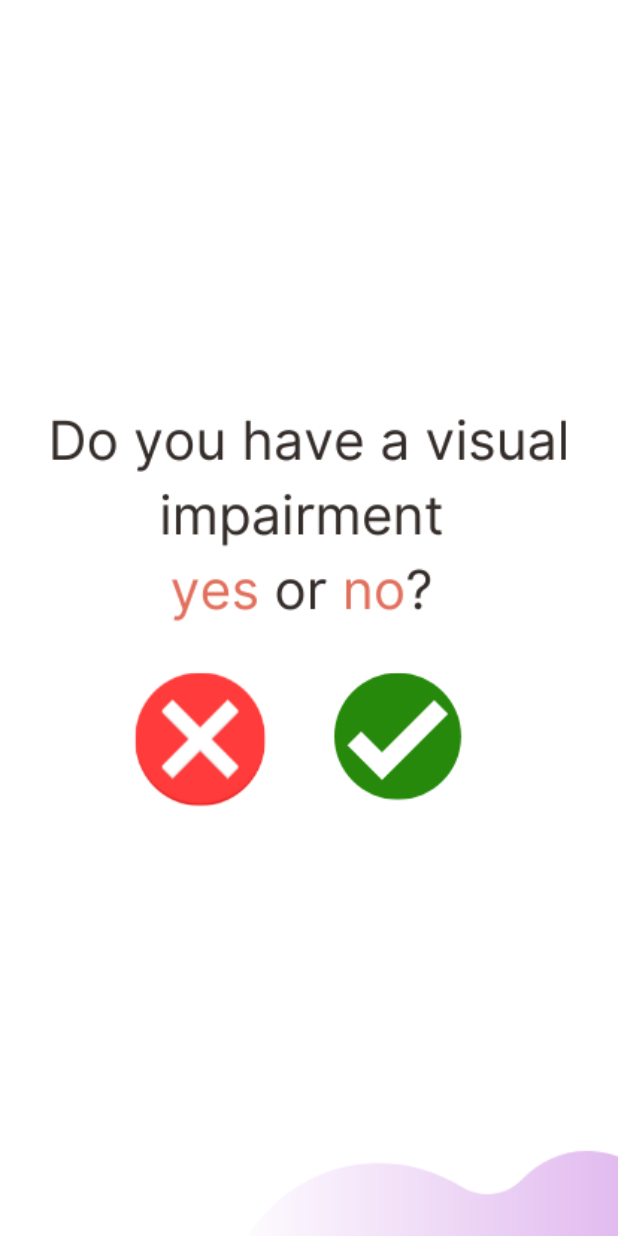
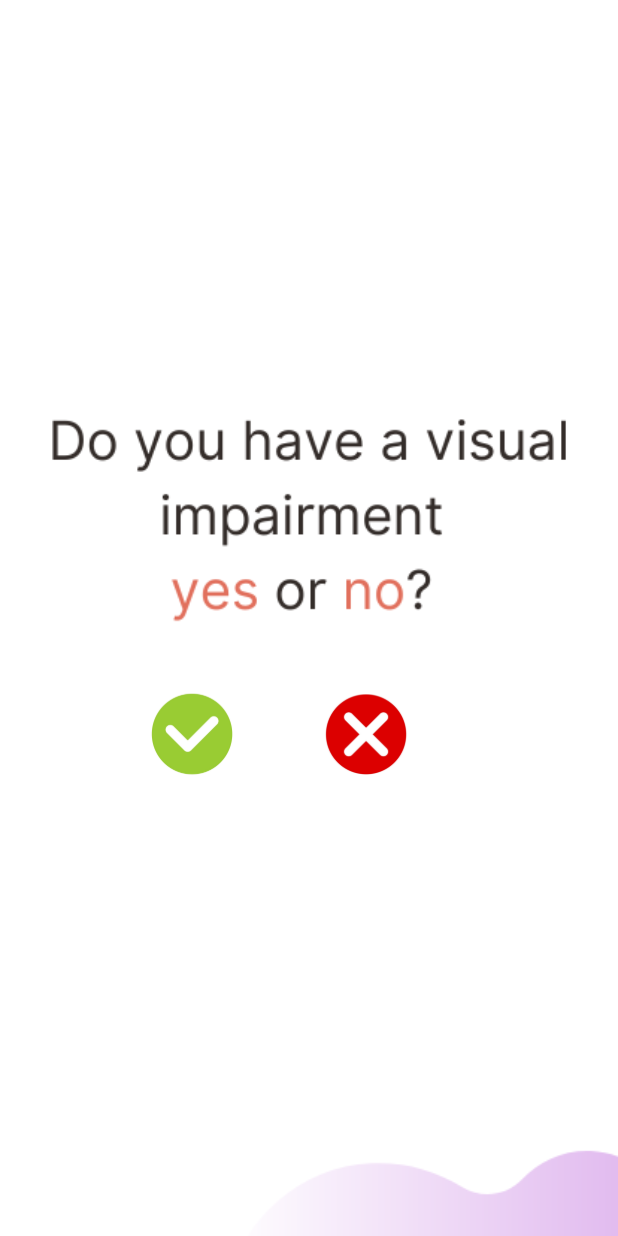
Before and after one commit to Graduation-Project-Puzzlerize/puzzlerize, a Flutter app: the screen it shows after launch, on a phone screen of 412 x 824 dp. Run offline on Flutter 3.47's test engine with Material 2 defaults, Android fonts, the phone set to English and light mode, and no system bars; our stand-ins replace flutter_tts, get, speech_to_text; missing offline and left inert: dart:ffi.

Commit message:
Visual impaorment q (Make icons as buttons)

```diff
--- a/lib/main.dart
+++ b/lib/main.dart
@@ -2,8 +2,6 @@ import 'package:flutter/material.dart';
 import 'package:get/get_navigation/src/root/get_material_app.dart';
 import 'package:puzzlerize/screens/welcome_screen/welcome_screen.dart';
 import 'package:flutter_tts/flutter_tts.dart';
-
-// import 'package:puzzlerize/screens/login/login.dart';
 
 void main() => runApp(MaterialApp(
       initialRoute: '/',
--- a/lib/screens/visual_impairment_q/visual_impairment_q.dart
+++ b/lib/screens/visual_impairment_q/visual_impairment_q.dart
@@ -51,19 +51,57 @@ class _VisualImpairmentQState extends State<VisualImpairmentQ> {
                     image: AssetImage("assets/images/visual_impairment_q.png"),
                     fit: BoxFit.cover),
               ),
+              child: new Row(
+                children: [
+                  new GestureDetector(
+                      onTap: () {
+                        Navigator.pushReplacement(
+                          context,
+                          MaterialPageRoute(builder: (context) => PINScreen()),
+                        );
+                      },
+                      child: Container(
+                        alignment: Alignment.center,
+                        padding: const EdgeInsets.fromLTRB(100, 155, 30, 0),
+                        child: Container(
+                          width: 56,
+                          height: 56,
+                          decoration: BoxDecoration(
+                              shape: BoxShape.circle,
+                              image: DecorationImage(
+                                image: AssetImage("assets/icons/yes.jpg"),
+                              )),
+                        ),
+                      )),
+                  new GestureDetector(
+                      onTap: () {
+                        Navigator.pushReplacement(
+                          context,
+                          MaterialPageRoute(
+                              builder: (context) => MentorOrGamer()),
+                        );
+                      },
                       child: Container(
                         alignment: Alignment.center,
                         padding: const EdgeInsets.fromLTRB(30, 155, 30, 0),
-              child: Text(_text),
+                        child: Container(
+                          width: 56,
+                          height: 56,
+                          decoration: BoxDecoration(
+                              shape: BoxShape.circle,
+                              image: DecorationImage(
+                                image: AssetImage("assets/icons/no.jpg"),
+                              )),
                         ),
-          )
+                      ))
+                ],
+              ))
         ],
       ),
     );
   }
 
   void _listen() async {
-    // if (!_isListening) {
     bool available = await _speech.initialize(
       onStatus: (val) => print('onStatus: $val'),
       onError: (val) => print('onError: $val'),
@@ -73,12 +111,14 @@ class _VisualImpairmentQState extends State<VisualImpairmentQ> {
       _speech.listen(
         onResult: (val) => setState(() {
           _text = val.recognizedWords;
-          if (_text == 'Yes') {
+          print(_text);
+          if (_text.toLowerCase() == 'yes') {
             Navigator.pushReplacement(
               context,
               MaterialPageRoute(builder: (context) => PINScreen()),
             );
-          } else {
+          }
+          if (_text.toLowerCase() == 'no') {
             Navigator.pushReplacement(
               context,
               MaterialPageRoute(builder: (context) => MentorOrGamer()),
--- a/pubspec.yaml
+++ b/pubspec.yaml
@@ -71,6 +71,7 @@ flutter:
   # To add assets to your application, add an assets section, like this:
   assets:
     - assets/images/
+    - assets/icons/
 
 
 
```
Also changed, not shown: lib/screens/pin/pin.dart (+8 -1 lines), assets/icons/no.jpg (added), assets/icons/yes.jpg (added), assets/images/visual_impairment_q.png, assets/images/visual_impairment_q1.png (added), pubspec.lock, 2 other files. Lines whose indentation alone changed are shown as unchanged.
